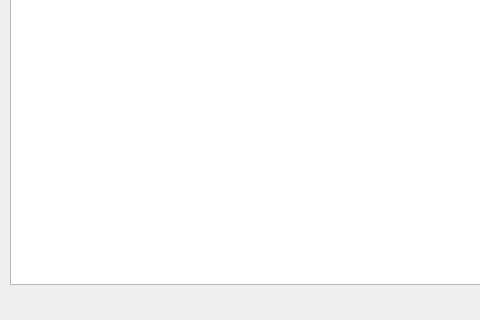
Old version of the form source/NovelConverter_layout.ui in the repository heathtrem77/NovelConverter; both pictures show x 0 to 480 and y 426 to 746 of the 991 by 746 pixel window.
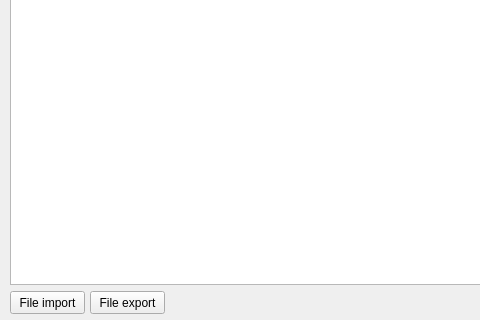
New version of the form.

Commit message: Version 0.3, File import/export function add

What changed in the file:
```diff
--- a/source/NovelConverter_layout.ui
+++ b/source/NovelConverter_layout.ui
@@ -70,6 +70,32 @@
     <string>Go to restore mode</string>
    </property>
   </widget>
+  <widget class="QPushButton" name="importButton">
+   <property name="geometry">
+    <rect>
+     <x>10</x>
+     <y>717</y>
+     <width>75</width>
+     <height>23</height>
+    </rect>
+   </property>
+   <property name="text">
+    <string>File import</string>
+   </property>
+  </widget>
+  <widget class="QPushButton" name="exportButton">
+   <property name="geometry">
+    <rect>
+     <x>90</x>
+     <y>717</y>
+     <width>75</width>
+     <height>23</height>
+    </rect>
+   </property>
+   <property name="text">
+    <string>File export</string>
+   </property>
+  </widget>
  </widget>
  <resources/>
  <connections/>
```
Left out of the diff: 4 changed lines with no effect on the pictures. The commit also changes 4 other files.
